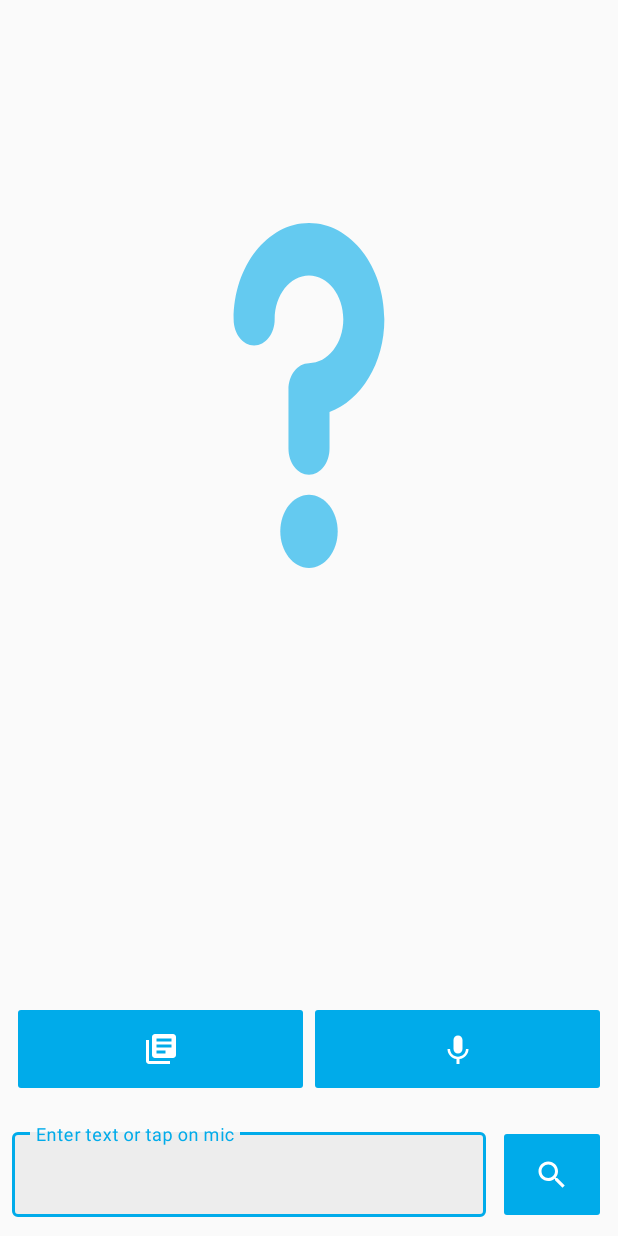
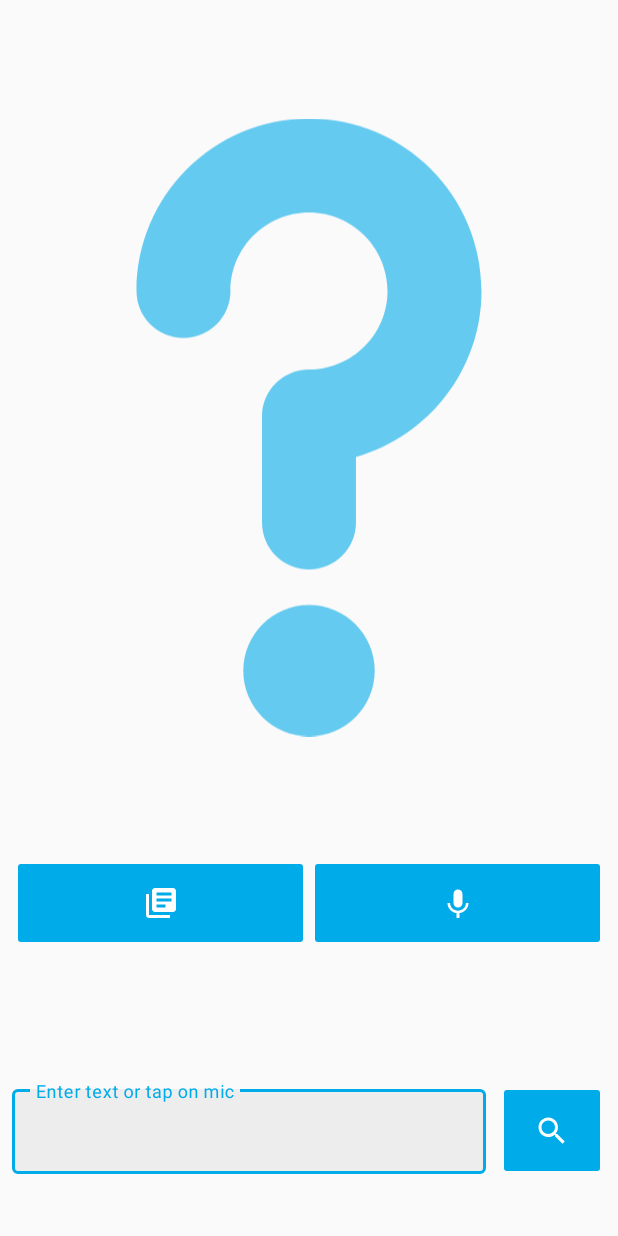
Before and after one commit to MahmoudMostafa580/Sign-Language-Translator-master, an Android app: the SearchTextActivity screen opened directly, with no data from a screen before it, on a phone screen of 412 x 824 dp. Run offline under Robolectric (Android 15) with nearby library versions, the phone set to English and light mode, and no system bars; network calls fail.

Commit message:
lastStageInTextToSignLanguageTranslation

```diff
--- a/app/build.gradle
+++ b/app/build.gradle
@@ -36,7 +36,7 @@ dependencies {
     implementation 'androidx.appcompat:appcompat:1.3.1'
     implementation 'androidx.constraintlayout:constraintlayout:2.1.0'
     implementation 'org.tensorflow:tensorflow-lite-support:0.1.0-rc1'
-    implementation 'org.tensorflow:tensorflow-lite-metadata:0.1.0-rc1'
+    implementation 'org.tensorflow:tensorflow-lite-metadata:0.1.0-rc2'
     compile files('libs/jsoup-1.8.3.jar')
     implementation 'com.google.android.material:material:1.4.0'
 
@@ -44,7 +44,6 @@ dependencies {
 
     implementation fileTree(dir: 'libs', include: ['*.jar'])
     implementation 'org.tensorflow:tensorflow-lite:2.6.0'
-    // compile 'com.squareup.okhttp:okhttp:2.5.0'
     implementation 'com.squareup.retrofit2:retrofit:2.5.0'
     implementation 'com.squareup.retrofit2:converter-gson:2.5.0'
     testImplementation 'junit:junit:4.13.2'
--- /dev/null
+++ b/app/src/main/res/drawable/ic_baseline_replay_24.xml
@@ -0,0 +1,10 @@
+<vector xmlns:android="http://schemas.android.com/apk/res/android"
+    android:width="24dp"
+    android:height="24dp"
+    android:viewportWidth="24"
+    android:viewportHeight="24"
+    android:tint="?attr/colorControlNormal">
+  <path
+      android:fillColor="@android:color/white"
+      android:pathData="M12,5V1L7,6l5,5V7c3.31,0 6,2.69 6,6s-2.69,6 -6,6 -6,-2.69 -6,-6H4c0,4.42 3.58,8 8,8s8,-3.58 8,-8 -3.58,-8 -8,-8z"/>
+</vector>
--- a/app/src/main/res/layout/activity_search_text.xml
+++ b/app/src/main/res/layout/activity_search_text.xml
@@ -1,79 +1,120 @@
 <?xml version="1.0" encoding="utf-8"?>
-<androidx.constraintlayout.widget.ConstraintLayout
-    xmlns:android="http://schemas.android.com/apk/res/android"
+<androidx.constraintlayout.widget.ConstraintLayout xmlns:android="http://schemas.android.com/apk/res/android"
     xmlns:app="http://schemas.android.com/apk/res-auto"
+    xmlns:tools="http://schemas.android.com/tools"
     android:layout_width="match_parent"
     android:layout_height="match_parent"
     android:theme="@style/Theme.MaterialComponents.DayNight.NoActionBar">
 
-    <androidx.appcompat.widget.AppCompatImageView
-        android:id="@+id/result_img"
-        android:layout_width="200dp"
-        android:layout_height="250dp"
+    <VideoView
+        android:id="@+id/videoView"
+        android:layout_width="match_parent"
+        android:layout_height="400dp"
         android:adjustViewBounds="true"
         android:padding="10dp"
         android:scaleType="fitXY"
-        android:layout_marginTop="30dp"
         android:src="@drawable/ic_help_sing"
         app:layout_constraintBottom_toBottomOf="parent"
         app:layout_constraintEnd_toEndOf="parent"
         app:layout_constraintStart_toStartOf="parent"
         app:layout_constraintTop_toTopOf="parent"
-        app:layout_constraintVertical_bias="0.2"/>
+        app:layout_constraintVertical_bias="0"
+        android:visibility="gone" />
+
+    <ImageView
+        android:id="@+id/help_img"
+        android:layout_width="match_parent"
+        android:layout_height="0dp"
+        android:src="@drawable/ic_help_sing"
+        app:layout_constraintBottom_toTopOf="@id/go_to_dictionary_imageBtn"
+        app:layout_constraintEnd_toEndOf="parent"
+        app:layout_constraintStart_toStartOf="parent"
+        app:layout_constraintTop_toTopOf="parent" />
+    <LinearLayout
+        android:id="@+id/reply"
+        android:layout_width="wrap_content"
+        android:orientation="vertical"
+        android:layout_height="wrap_content"
+        android:visibility="gone"
+        tools:visibility="visible"
+        android:clickable="true"
+        android:focusable="true"
+        app:layout_constraintStart_toStartOf="parent"
+        app:layout_constraintEnd_toEndOf="parent"
+        app:layout_constraintTop_toBottomOf="@id/videoView"
+        app:layout_constraintBottom_toTopOf="@id/voice_converter_imageBtn">
+        <com.google.android.material.floatingactionbutton.FloatingActionButton
+          android:id="@+id/fab"
+            android:layout_width="wrap_content"
+            android:layout_height="wrap_content"
+            android:src="@drawable/ic_baseline_replay_24"
+            android:layout_gravity="center"
+            app:tint="@color/white"
+            android:backgroundTint="@color/blue"/>
+        <TextView
+            android:layout_width="wrap_content"
+            android:layout_height="wrap_content"
+            android:text="Reload search"
+            android:layout_gravity="center"
+            android:textSize="18sp"
+            android:textColor="@android:color/black"/>
+
+
+    </LinearLayout>
 
     <androidx.appcompat.widget.AppCompatImageButton
         android:id="@+id/go_to_dictionary_imageBtn"
         android:layout_width="0dp"
         android:layout_height="64dp"
+        android:layout_marginStart="8dp"
         android:backgroundTint="@color/blue"
         android:src="@drawable/ic_dictionary_book"
-        android:layout_marginStart="8dp"
         app:layout_constraintBottom_toBottomOf="parent"
+        app:layout_constraintEnd_toStartOf="@id/voice_converter_imageBtn"
+        app:layout_constraintHorizontal_bias="0"
         app:layout_constraintStart_toStartOf="parent"
-        app:layout_constraintEnd_toStartOf="@id/voice_converter_imageBtn"
-        app:layout_constraintTop_toBottomOf="@id/result_img"
-        app:layout_constraintVertical_bias="0.75"
-        app:layout_constraintHorizontal_bias="0" />
+        app:layout_constraintTop_toBottomOf="@id/videoView"
+        app:layout_constraintVertical_bias="0.75" />
 
     <androidx.appcompat.widget.AppCompatImageButton
         android:id="@+id/voice_converter_imageBtn"
         android:layout_width="0dp"
         android:layout_height="64dp"
+        android:layout_marginEnd="8dp"
         android:backgroundTint="@color/blue"
         android:src="@drawable/ic_voice"
-        android:layout_marginEnd="8dp"
         app:layout_constraintBottom_toBottomOf="parent"
+        app:layout_constraintEnd_toEndOf="parent"
+        app:layout_constraintHorizontal_bias="1"
         app:layout_constraintStart_toEndOf="@id/go_to_dictionary_imageBtn"
-        app:layout_constraintEnd_toEndOf="parent"
-        app:layout_constraintTop_toBottomOf="@id/result_img"
-        app:layout_constraintVertical_bias="0.75"
-        app:layout_constraintHorizontal_bias="1"/>
+        app:layout_constraintTop_toBottomOf="@id/videoView"
+        app:layout_constraintVertical_bias="0.75" />
 
     <com.google.android.material.textfield.TextInputLayout
         android:id="@+id/search_layout"
+        style="@style/Widget.MaterialComponents.TextInputLayout.OutlinedBox"
         android:layout_width="316dp"
         android:layout_height="wrap_content"
-        style="@style/Widget.MaterialComponents.TextInputLayout.OutlinedBox"
         android:layout_marginHorizontal="8dp"
-        app:layout_constraintBottom_toBottomOf="parent"
+        android:layout_marginBottom="4dp"
+        android:textColorHint="@color/blue"
+        app:boxBackgroundColor="#2AAAAAAA"
+        app:boxStrokeColor="@color/blue"
+        app:hintTextColor="@color/blue"
+        app:layout_constraintBottom_toBottomOf="@id/search_imageBtn"
         app:layout_constraintEnd_toStartOf="@id/search_imageBtn"
         app:layout_constraintStart_toStartOf="parent"
-        app:layout_constraintTop_toBottomOf="@id/go_to_dictionary_imageBtn"
-        app:layout_constraintVertical_bias="0.8"
-        app:boxBackgroundColor="#2AAAAAAA"
-        app:boxStrokeColor="@color/blue"
-        android:textColorHint="@color/blue"
-        app:hintTextColor="@color/blue"
-        android:layout_marginBottom="8dp">
+        app:layout_constraintTop_toTopOf="@id/search_imageBtn"
+        app:layout_constraintVertical_bias="0.8">
 
         <com.google.android.material.textfield.TextInputEditText
             android:layout_width="match_parent"
             android:layout_height="match_parent"
             android:hint="Enter text or tap on mic"
+            android:inputType="text"
+            android:textColor="#000000"
             android:textColorHint="@color/blue"
-            android:textColor="#000000"
-            android:textCursorDrawable="@null"
-            android:inputType="text" />
+            android:textCursorDrawable="@null" />
     </com.google.android.material.textfield.TextInputLayout>
 
     <androidx.appcompat.widget.AppCompatImageButton
@@ -88,7 +129,7 @@
         app:layout_constraintBottom_toBottomOf="parent"
         app:layout_constraintEnd_toEndOf="parent"
         app:layout_constraintHorizontal_bias="1"
-        app:layout_constraintVertical_bias="0.7"
         app:layout_constraintStart_toEndOf="@id/search_layout"
-        app:layout_constraintTop_toBottomOf="@id/voice_converter_imageBtn" />
+        app:layout_constraintTop_toBottomOf="@id/voice_converter_imageBtn"
+        app:layout_constraintVertical_bias="0.7" />
 </androidx.constraintlayout.widget.ConstraintLayout>
```
Also changed, not shown: app/src/main/java/com/sign/language/activities/SearchTextActivity.java (+209 -115 lines), 49 other files.
